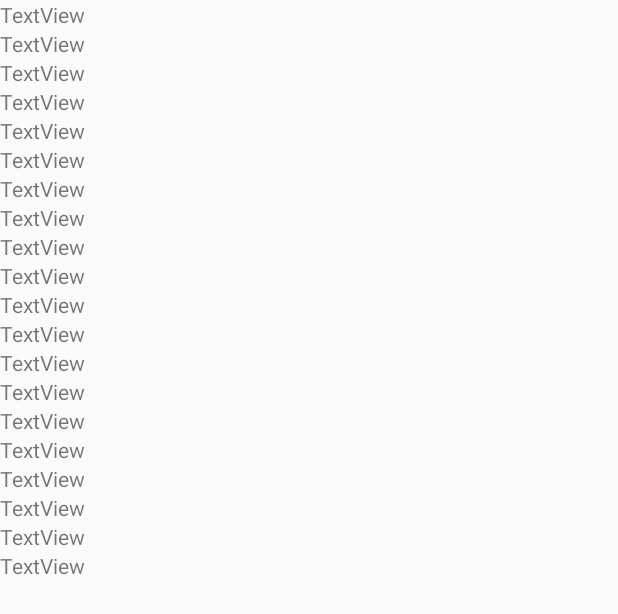
After one commit to klemons/DiceRoller, an Android app: the layout activity_stats.xml on its own in the app's theme, with its tools: preview values and no code run, on a phone screen of 412 x 824 dp. The commit adds this screen. Shown: the top 614 px of the screen. Run offline under Robolectric (Android 15) with nearby library versions, the phone set to English and light mode, and no system bars.

Commit message:
created text views that will display times rolled in StatsActivity

```diff
--- a/app/src/main/java/com/example/diceroller/StatsActivity.java
+++ b/app/src/main/java/com/example/diceroller/StatsActivity.java
@@ -1,5 +1,11 @@
 package com.example.diceroller;
 
+import android.os.Bundle;
+
 public class StatsActivity extends MainActivity {
-
+    @Override
+    protected void onCreate(Bundle savedInstanceState) {
+        super.onCreate(savedInstanceState);
+        setContentView(R.layout.activity_main);
+    }
 }
--- /dev/null
+++ b/app/src/main/res/layout/activity_stats.xml
@@ -0,0 +1,128 @@
+<?xml version="1.0" encoding="utf-8"?>
+<LinearLayout xmlns:android="http://schemas.android.com/apk/res/android"
+    xmlns:tools="http://schemas.android.com/tools"
+    android:orientation="vertical"
+    android:layout_width="match_parent"
+    android:layout_height="match_parent"
+    tools:context=".MainActivity">
+
+    <TextView
+        android:id="@+id/textView1"
+        android:layout_width="match_parent"
+        android:layout_height="wrap_content"
+        android:text="TextView" />
+
+    <TextView
+        android:id="@+id/textView2"
+        android:layout_width="match_parent"
+        android:layout_height="wrap_content"
+        android:text="TextView" />
+
+    <TextView
+        android:id="@+id/textView3"
+        android:layout_width="match_parent"
+        android:layout_height="wrap_content"
+        android:text="TextView" />
+
+    <TextView
+        android:id="@+id/textView4"
+        android:layout_width="match_parent"
+        android:layout_height="wrap_content"
+        android:text="TextView" />
+
+    <TextView
+        android:id="@+id/textView5"
+        android:layout_width="match_parent"
+        android:layout_height="wrap_content"
+        android:text="TextView" />
+
+    <TextView
+        android:id="@+id/textView6"
+        android:layout_width="match_parent"
+        android:layout_height="wrap_content"
+        android:text="TextView" />
+
+    <TextView
+        android:id="@+id/textView7"
+        android:layout_width="match_parent"
+        android:layout_height="wrap_content"
+        android:text="TextView" />
+
+    <TextView
+        android:id="@+id/textView8"
+        android:layout_width="match_parent"
+        android:layout_height="wrap_content"
+        android:text="TextView" />
+
+    <TextView
+        android:id="@+id/textView9"
+        android:layout_width="match_parent"
+        android:layout_height="wrap_content"
+        android:text="TextView" />
+
+    <TextView
+        android:id="@+id/textView10"
+        android:layout_width="match_parent"
+        android:layout_height="wrap_content"
+        android:text="TextView" />
+
+    <TextView
+        android:id="@+id/textView11"
+        android:layout_width="match_parent"
+        android:layout_height="wrap_content"
+        android:text="TextView" />
+
+    <TextView
+        android:id="@+id/textView12"
+        android:layout_width="match_parent"
+        android:layout_height="wrap_content"
+        android:text="TextView" />
+
+    <TextView
+        android:id="@+id/textView13"
+        android:layout_width="match_parent"
+        android:layout_height="wrap_content"
+        android:text="TextView" />
+
+    <TextView
+        android:id="@+id/textView14"
+        android:layout_width="match_parent"
+        android:layout_height="wrap_content"
+        android:text="TextView" />
+
+    <TextView
+        android:id="@+id/textView15"
+        android:layout_width="match_parent"
+        android:layout_height="wrap_content"
+        android:text="TextView" />
+
+    <TextView
+        android:id="@+id/textView16"
+        android:layout_width="match_parent"
+        android:layout_height="wrap_content"
+        android:text="TextView" />
+
+    <TextView
+        android:id="@+id/textView17"
+        android:layout_width="match_parent"
+        android:layout_height="wrap_content"
+        android:text="TextView" />
+
+    <TextView
+        android:id="@+id/textView18"
+        android:layout_width="match_parent"
+        android:layout_height="wrap_content"
+        android:text="TextView" />
+
+    <TextView
+        android:id="@+id/textView19"
+        android:layout_width="match_parent"
+        android:layout_height="wrap_content"
+        android:text="TextView" />
+
+    <TextView
+        android:id="@+id/textView20"
+        android:layout_width="match_parent"
+        android:layout_height="wrap_content"
+        android:text="TextView" />
+</LinearLayout>
```
